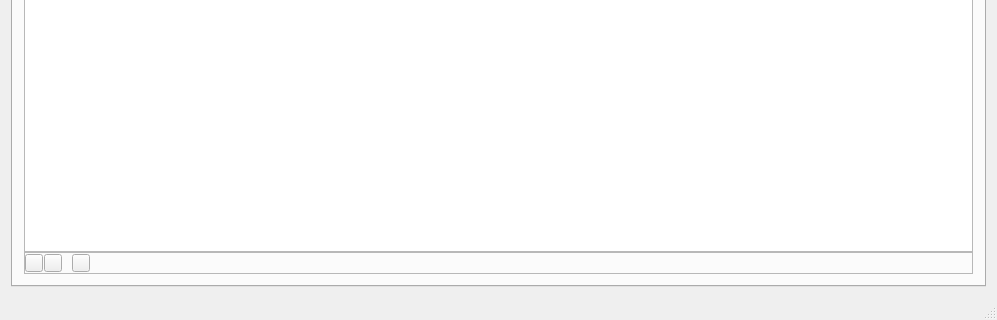
Before: the Qt Designer form qpfgui/mainwindow.ui in aardalath/qpf, drawn with Qt 5; both pictures show x 0 to 997 and y 328 to 648 of the 997 by 648 pixel window.
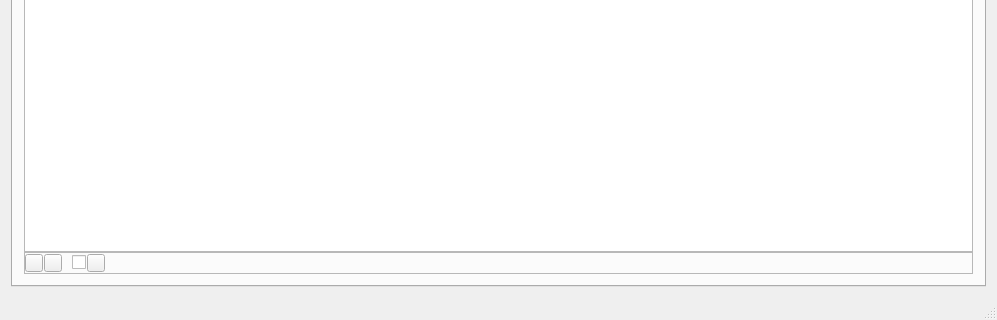
After: the same form once the commit is applied. The open tabs and pages were chosen to show the change. Icons and pictures are not drawn.

Commit message: Summary: Added check box to toggle between automatic update of local arch view or not

Diff of the .ui file:
```diff
--- a/qpfgui/mainwindow.ui
+++ b/qpfgui/mainwindow.ui
@@ -447,7 +447,7 @@
           <property name="frameShadow">
            <enum>QFrame::Raised</enum>
           </property>
-          <layout class="QHBoxLayout" name="horizontalLayout_6" stretch="2,2,1,2,100">
+          <layout class="QHBoxLayout" name="horizontalLayout_6" stretch="2,2,1,0,2,100">
            <property name="spacing">
             <number>1</number>
            </property>
@@ -528,6 +528,13 @@
              </property>
             </spacer>
            </item>
+           <item>
+            <widget class="QCheckBox" name="chkboxRefresh">
+             <property name="text">
+              <string/>
+             </property>
+            </widget>
+           </item>
            <item>
             <widget class="QToolButton" name="tbtnArchRefresh">
              <property name="minimumSize">
@@ -552,9 +559,6 @@
              <property name="toolButtonStyle">
               <enum>Qt::ToolButtonIconOnly</enum>
              </property>
-             <property name="arrowType">
-              <enum>Qt::NoArrow</enum>
-             </property>
             </widget>
            </item>
            <item>
```
Left out of the diff: 28 changed lines with no effect on the pictures. The commit also changes 2 other files.
